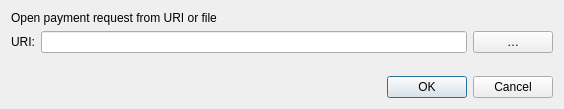
SidGrip/universalmol, file src/qt/forms/openuridialog.ui: the form before one commit.
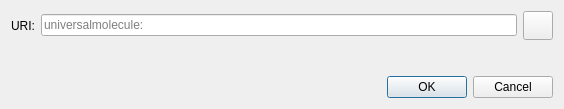
The form after the commit. Icons and pictures are not drawn. Custom widgets are drawn as their Qt base class.

Diff of the .ui file:
```diff
--- a/src/qt/forms/openuridialog.ui
+++ b/src/qt/forms/openuridialog.ui
@@ -14,13 +14,6 @@
    <string>Open URI</string>
   </property>
   <layout class="QVBoxLayout" name="verticalLayout">
-   <item>
-    <widget class="QLabel" name="label_2">
-     <property name="text">
-      <string>Open payment request from URI or file</string>
-     </property>
-    </widget>
-   </item>
    <item>
     <layout class="QHBoxLayout" name="horizontalLayout">
      <item>
@@ -31,18 +24,30 @@
       </widget>
      </item>
      <item>
-      <widget class="QValidatedLineEdit" name="uriEdit"/>
+      <widget class="QValidatedLineEdit" name="uriEdit">
+       <property name="placeholderText">
+        <string notr="true">universalmolecule:</string>
+       </property>
+      </widget>
      </item>
      <item>
-      <widget class="QPushButton" name="selectFileButton">
+      <widget class="QToolButton" name="pasteButton">
        <property name="toolTip">
         <string>Select payment request file</string>
        </property>
        <property name="text">
-        <string notr="true">…</string>
+        <string/>
        </property>
-       <property name="autoDefault">
-        <bool>false</bool>
+       <property name="icon">
+        <iconset resource="../bitcoin.qrc">
+         <normaloff>:/icons/editpaste</normaloff>:/icons/editpaste
+        </iconset>
+       </property>
+       <property name="iconSize">
+        <size>
+         <width>22</width>
+         <height>22</height>
+        </size>
        </property>
       </widget>
      </item>
```
Left out of the diff: 6 changed lines with no effect on the pictures.
